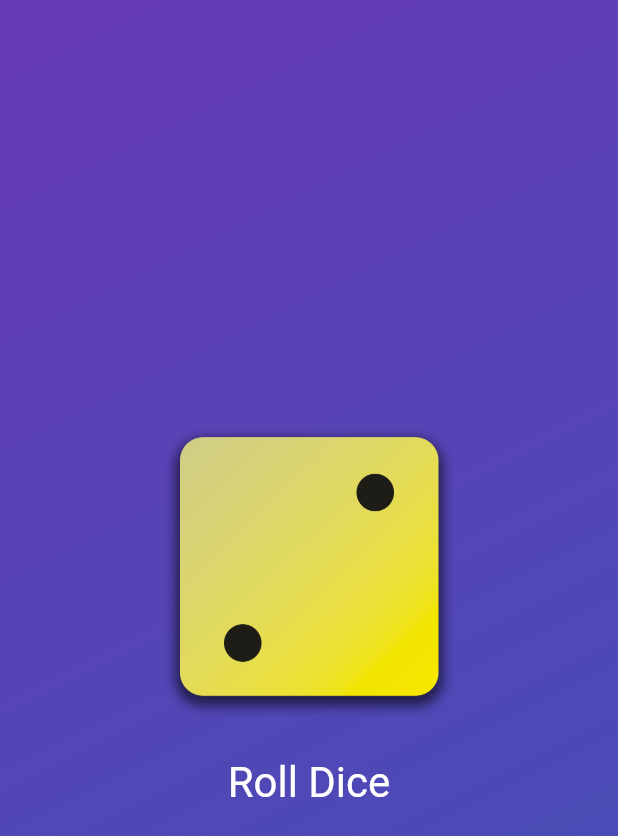
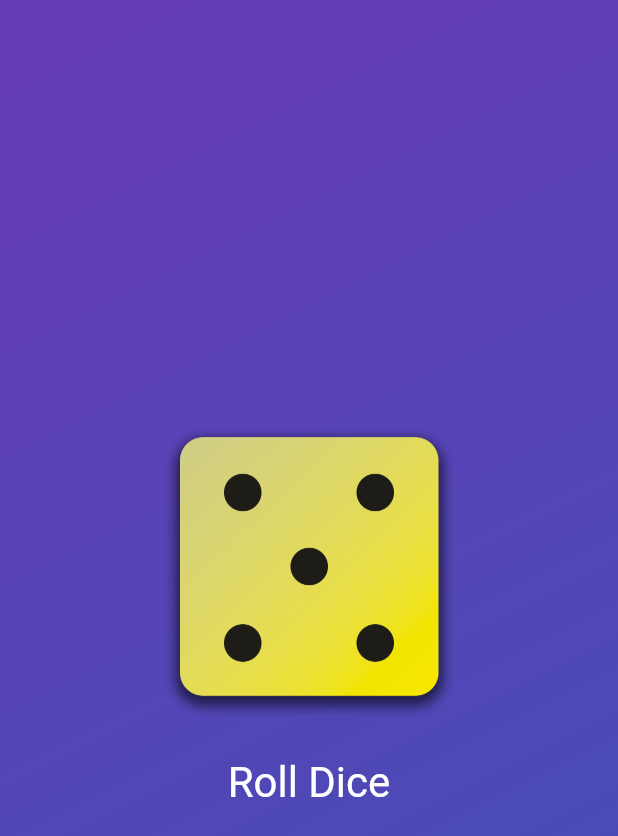
Before and after one commit to bmnaufaal/dice_app, a Flutter app: the screen it shows after launch, after a tap on "Roll Dice", on a phone screen of 412 x 824 dp. Shown: the top 836 px of the screen. Run offline on Flutter 3.47's test engine with Material 2 defaults, Android fonts, the phone set to English and light mode, and no system bars.

Commit message:
fix: bugs

```diff
--- a/lib/dice_roller.dart
+++ b/lib/dice_roller.dart
@@ -1,4 +1,7 @@
 import 'package:flutter/material.dart';
+import 'dart:math';
+
+final randomizer = Random();
 
 class DiceRoller extends StatefulWidget {
   const DiceRoller({super.key});
@@ -9,10 +12,12 @@ class DiceRoller extends StatefulWidget {
 }
 
 class _DiceRollerState extends State<DiceRoller> {
-  var activeDiceImage = 'assets/images/dice-2.png';
+  var currentDiceRoll = 2;
 
   rollDice() {
-    activeDiceImage = 'assets/images/dice-4.png';
+    setState(() {
+      currentDiceRoll = randomizer.nextInt(6) + 1;
+    });
   }
 
   @override
@@ -21,7 +26,7 @@ class _DiceRollerState extends State<DiceRoller> {
       mainAxisSize: MainAxisSize.min,
       children: [
         Image.asset(
-          activeDiceImage,
+          'assets/images/dice-$currentDiceRoll.png',
           width: 200,
         ),
         const SizedBox(height: 20),
```
